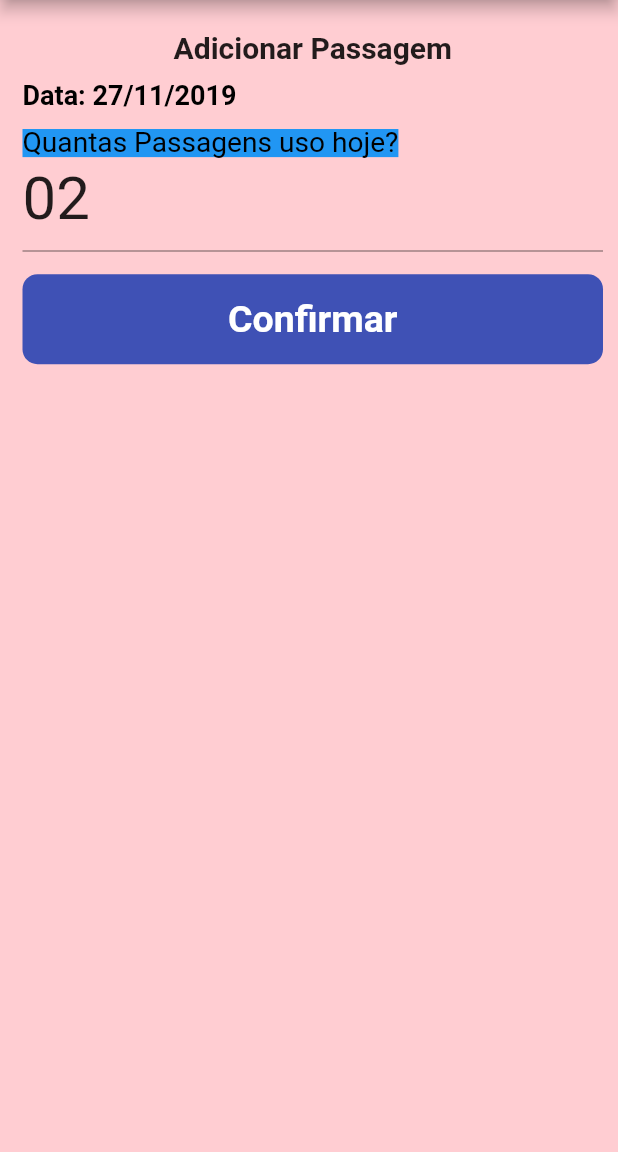
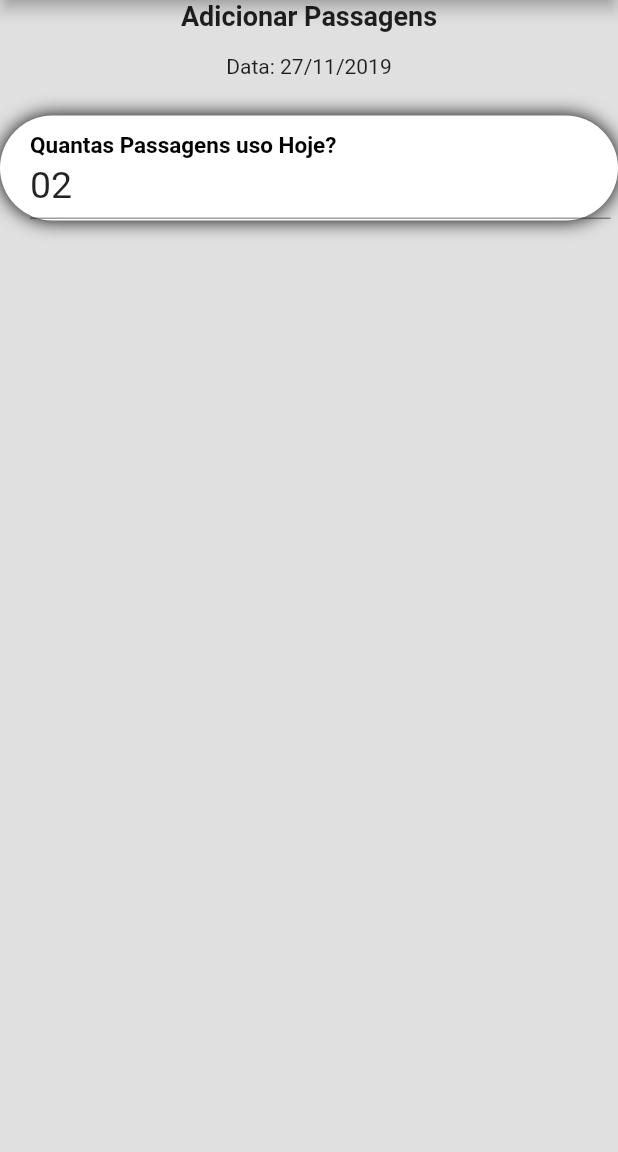
Before and after one commit to beliciobcardoso-zz/app_ticketsbus, a Flutter app: the AdicionarPassagens screen opened directly, on a phone screen of 412 x 824 dp, the part 84-1236 px from its top. Run offline on Flutter 3.47's test engine with Material 2 defaults, Android fonts, the phone set to English and light mode, and no system bars; our stand-ins replace flutter_masked_text.

Commit message:
trabalhando na pagina add passagens

```diff
--- a/lib/pages/AdicionarPassagens.dart
+++ b/lib/pages/AdicionarPassagens.dart
@@ -19,81 +19,71 @@ class AdicionarPassagens extends StatelessWidget {
         title: Text("Tickets Bus"),
       ),
       body: Container(
-        padding: EdgeInsets.only(
-          top: 20,
-          left: 15,
-          right: 10,
-        ),
-        color: Colors.red[100],
-        child: ListView(
+        color: Colors.grey[300],
+        child: Column(
           children: <Widget>[
-            Text(
-              "Adicionar Passagem",
+            Container(
+              child: Text(
+                "Adicionar Passagens",
                 style: TextStyle(
-                fontSize: 20,
+                  fontSize: 18,
                   fontWeight: FontWeight.bold,
                 ),
-              textAlign: TextAlign.center,
-            ),
-            SizedBox(
-              height: 10,
-            ),
-            Text(
-              "Data: $data",
-              style: TextStyle(
-                fontWeight: FontWeight.bold,
-                color: Colors.black,
-                fontSize: 18,
               ),
             ),
-            TextFormField(
+            Container(
+              padding: EdgeInsets.only(top: 15),
+              //alignment: ,
+              child: Column(
+                children: <Widget>[
+                  Text("Data: $data"),
+                ],
+              ),
+            ),
+            //Inicio do inpunt "Quantas passagens uso hoje?"
+            Container(
+              //width: MediaQuery.of(context).size.width / 1.1,
+              padding: EdgeInsets.only(top: 25),
+              child: Column(
+                children: <Widget>[
+                  Container(
+                    //width: MediaQuery.of(context).size.width / 1.1,
+                    height: 70,
+                    padding: EdgeInsets.only(
+                      top: 1,
+                      right: 5,
+                      bottom: 1,
+                      left: 20,
+                    ),
+                    decoration: BoxDecoration(
+                      borderRadius: BorderRadius.all(
+                        Radius.circular(50),
+                      ),
+                      color: Colors.white,
+                      boxShadow: [
+                        BoxShadow(
+                          color: Colors.black,
+                          blurRadius: 10,
+                        ),
+                      ],
+                    ),
+                    child: TextFormField(
                       controller: quantpassagem,
                       keyboardType: TextInputType.number,
                       decoration: InputDecoration(
-                labelText: "Quantas Passagens uso hoje?",
+                        labelText: "Quantas Passagens uso Hoje?",
                         labelStyle: TextStyle(
-                  backgroundColor: Colors.blue,
                           color: Colors.black,
-                  fontSize: 25,
+                          fontWeight: FontWeight.bold,
+                          fontSize: 20,
                         ),
                       ),
-              style: TextStyle(fontSize: 40),
+                      style: TextStyle(fontSize: 25),
                     ),
-            SizedBox(
-              height: 15,
-            ),
-            Container(
-              height: 60,
-              alignment: Alignment.centerLeft,
-              decoration: BoxDecoration(
-                gradient: LinearGradient(
-                  begin: Alignment.topLeft,
-                  end: Alignment.bottomRight,
-                  stops: [0.3, 1],
-                  colors: [
-                    Color(0xff3f51b5),
-                    Color(0xff3f51b5),
+                  )
                 ],
               ),
-                borderRadius: BorderRadius.all(
-                  Radius.circular(10),
-                ),
-              ),
-              child: SizedBox.expand(
-                child: FlatButton(
-                  child: Text(
-                    "Confirmar",
-                    style: TextStyle(
-                      fontWeight: FontWeight.bold,
-                      color: Colors.white,
-                      fontSize: 25,
-                    ),
-                    textAlign: TextAlign.center,
-                  ),
-                  onPressed: () {},
-                ),
-              ),
-            ),
+            )
           ],
         ),
       ),
```
Lines whose indentation alone changed are shown as unchanged.
